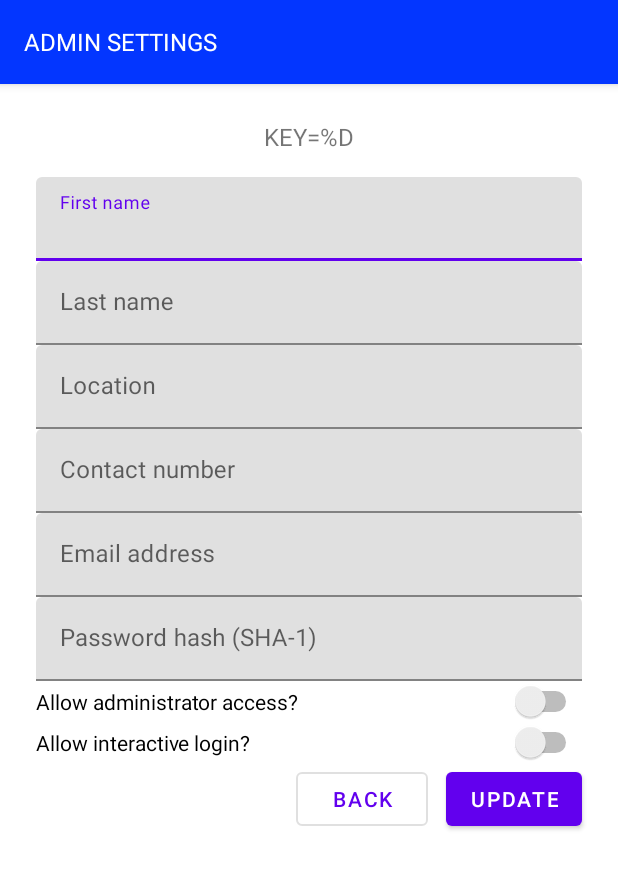
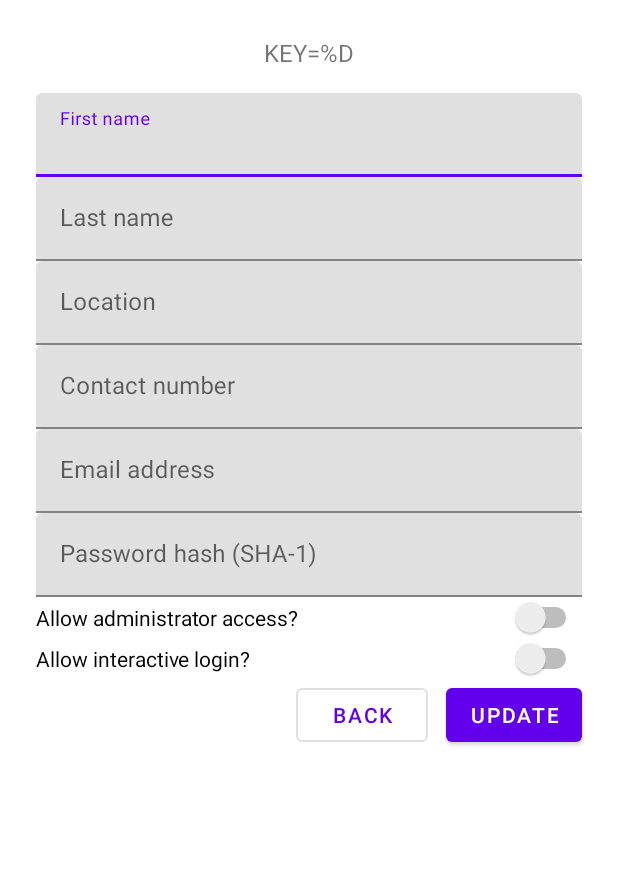
Before and after one commit to hakurei-raymoo/chit-list, an Android app: the layout fragment_account_detail.xml on its own in the app's theme, with its tools: preview values and no code run, on a phone screen of 412 x 824 dp. Shown: the top 869 px of the screen. Run offline under Robolectric (Android 15) with nearby library versions, the phone set to English and light mode, and no system bars.

Commit message:
Changed AccountDetailFragment into a dialog. Changed AccountDetailFragment to perform database insert later.

```diff
--- a/app/src/main/java/gensokyo/hakurei/chitlist/AdminSettingsFragment.kt
+++ b/app/src/main/java/gensokyo/hakurei/chitlist/AdminSettingsFragment.kt
@@ -39,7 +39,7 @@ class AdminSettingsFragment : Fragment() {
 
         // Create an instance of the ViewModel Factory.
         val application = requireNotNull(this.activity).application
-        val dataSource = AppDatabase.getInstance(application).adminDao
+        val dataSource = AppDatabase.getInstance(application).adminSettingsDao
         val viewModelFactory = AdminSettingsViewModelFactory(
             dataSource,
             application
--- a/app/src/main/java/gensokyo/hakurei/chitlist/HomeViewPagerFragment.kt
+++ b/app/src/main/java/gensokyo/hakurei/chitlist/HomeViewPagerFragment.kt
@@ -115,7 +115,7 @@ class HomeViewPagerFragment : Fragment() {
 
     private fun changePassword() {
         this.findNavController().navigate(
-            R.id.change_password_dialog
+            HomeViewPagerFragmentDirections.actionHomeViewPagerFragmentToChangePasswordDialog()
         )
     }
 
--- a/app/src/main/java/gensokyo/hakurei/chitlist/database/Account.kt
+++ b/app/src/main/java/gensokyo/hakurei/chitlist/database/Account.kt
@@ -2,8 +2,8 @@ package gensokyo.hakurei.chitlist.database
 
 import androidx.room.ColumnInfo
 import androidx.room.Entity
-import androidx.room.Index
 import androidx.room.PrimaryKey
+import gensokyo.hakurei.chitlist.utilities.hash
 
 @Entity(tableName = "accounts_table")
 data class Account(
@@ -27,7 +27,7 @@ data class Account(
     var emailAddress: String = "",
 
     @ColumnInfo(name = "password_hash")
-    var passwordHash: String = "",
+    var passwordHash: String = "".hash(),
 
     @ColumnInfo(name = "alt_auth")
     var altAuth: String = "",
--- a/app/src/main/java/gensokyo/hakurei/chitlist/database/AdminDao.kt
+++ b/app/src/main/java/gensokyo/hakurei/chitlist/database/AdminSettingsDao.kt
@@ -5,10 +5,10 @@ import androidx.sqlite.db.SupportSQLiteQuery
 import androidx.room.RawQuery
 
 /**
- * The Data Access Object for Admin functions.
+ * The Data Access Object for Admin Settings functions.
  */
 @Dao
-interface AdminDao {
+interface AdminSettingsDao {
     @Query("SELECT * FROM accounts_table ORDER BY account_id ASC")
     fun getAccounts(): List<Account>
 
--- a/app/src/main/java/gensokyo/hakurei/chitlist/database/AppDatabase.kt
+++ b/app/src/main/java/gensokyo/hakurei/chitlist/database/AppDatabase.kt
@@ -20,7 +20,7 @@ abstract class AppDatabase : RoomDatabase() {
 
     abstract val loginDao: LoginDao
     abstract val shopDao: ShopDao
-    abstract val adminDao: AdminDao
+    abstract val adminSettingsDao: AdminSettingsDao
     abstract val adminHomeDao: AdminHomeDao
     abstract val accountDao: AccountDao
     abstract val itemDao: ItemDao
--- a/app/src/main/java/gensokyo/hakurei/chitlist/viewmodels/AdminSettingsViewModel.kt
+++ b/app/src/main/java/gensokyo/hakurei/chitlist/viewmodels/AdminSettingsViewModel.kt
@@ -9,7 +9,7 @@ import androidx.lifecycle.ViewModel
 import androidx.sqlite.db.SimpleSQLiteQuery
 import gensokyo.hakurei.chitlist.utilities.Converter
 import gensokyo.hakurei.chitlist.utilities.DATABASE_NAME
-import gensokyo.hakurei.chitlist.database.AdminDao
+import gensokyo.hakurei.chitlist.database.AdminSettingsDao
 import gensokyo.hakurei.chitlist.database.AppDatabase
 import kotlinx.coroutines.*
 import java.io.*
@@ -17,7 +17,7 @@ import java.io.*
 private const val TAG = "AdminSettingsViewModel"
 
 class AdminSettingsViewModel(
-    private val database: AdminDao,
+    private val database: AdminSettingsDao,
     val application: Application
 ) : ViewModel() {
 
--- a/app/src/main/java/gensokyo/hakurei/chitlist/viewmodels/AdminSettingsViewModelFactory.kt
+++ b/app/src/main/java/gensokyo/hakurei/chitlist/viewmodels/AdminSettingsViewModelFactory.kt
@@ -3,15 +3,15 @@ package gensokyo.hakurei.chitlist.viewmodels
 import android.app.Application
 import androidx.lifecycle.ViewModel
 import androidx.lifecycle.ViewModelProvider
-import gensokyo.hakurei.chitlist.database.AdminDao
+import gensokyo.hakurei.chitlist.database.AdminSettingsDao
 
 private const val TAG = "AdminSettingsViewModelFactory"
 
 /**
- * Provides the [AdminDao] and context to the [AdminSettingsViewModel].
+ * Provides the [AdminSettingsDao] and context to the [AdminSettingsViewModel].
  */
 class AdminSettingsViewModelFactory(
-    private val dataSource: AdminDao,
+    private val dataSource: AdminSettingsDao,
     private val application: Application
 ) : ViewModelProvider.Factory {
 
--- a/app/src/main/res/layout/fragment_account_detail.xml
+++ b/app/src/main/res/layout/fragment_account_detail.xml
@@ -10,44 +10,9 @@
                 type="gensokyo.hakurei.chitlist.accountdetail.AccountDetailViewModel" />
     </data>
 
-    <androidx.coordinatorlayout.widget.CoordinatorLayout
+    <RelativeLayout
             android:layout_width="match_parent"
-            android:layout_height="match_parent"
-            android:fitsSystemWindows="true">
-
-        <com.google.android.material.appbar.AppBarLayout
-                android:id="@+id/app_bar_layout"
-                android:layout_width="match_parent"
-                android:layout_height="wrap_content"
-                android:fitsSystemWindows="true">
-
-            <com.google.android.material.appbar.CollapsingToolbarLayout
-                    android:id="@+id/toolbar_layout"
-                    android:layout_width="match_parent"
-                    android:layout_height="wrap_content"
-                    app:layout_scrollFlags="scroll|snap"
-                    app:toolbarId="@id/toolbar">
-
-                <androidx.appcompat.widget.Toolbar
-                        android:id="@+id/toolbar"
-                        style="@style/Widget.MaterialComponents.Toolbar.Primary"
-                        android:background="@color/colorAccounts"
-                        android:layout_width="match_parent"
-                        android:layout_height="?attr/actionBarSize"
-                        app:layout_collapseMode="parallax">
-
-                    <TextView
-                            android:layout_width="match_parent"
-                            android:layout_height="?attr/actionBarSize"
-                            android:gravity="center_vertical"
-                            android:text="@string/admin"
-                            android:textAllCaps="true"
-                            android:textColor="@color/colorOnPrimary"
-                            android:textSize="16sp" />
-
-                </androidx.appcompat.widget.Toolbar>
-            </com.google.android.material.appbar.CollapsingToolbarLayout>
-        </com.google.android.material.appbar.AppBarLayout>
+            android:layout_height="wrap_content">
 
         <androidx.core.widget.NestedScrollView
                 android:layout_width="match_parent"
@@ -195,5 +160,5 @@
                 </RelativeLayout>
             </LinearLayout>
         </androidx.core.widget.NestedScrollView>
-    </androidx.coordinatorlayout.widget.CoordinatorLayout>
+    </RelativeLayout>
 </layout>
```
Also changed, not shown: app/src/main/java/gensokyo/hakurei/chitlist/accountdetail/AccountDetailFragment.kt (+2 -13 lines), app/src/main/java/gensokyo/hakurei/chitlist/accountdetail/AccountDetailViewModel.kt (+18 -29 lines), app/src/main/res/layout/dialog_change_password.xml (+8 -2 lines), app/src/main/res/navigation/navigation.xml (+23 -18 lines), 1 other file.
